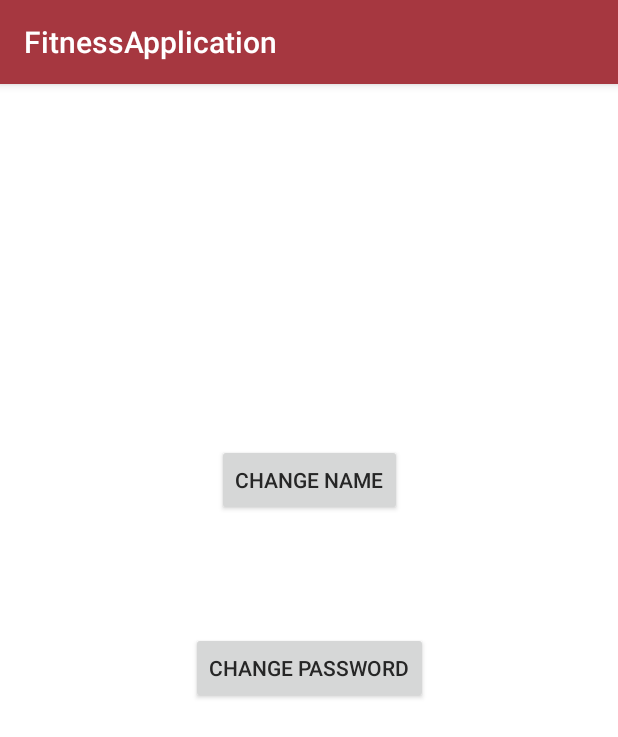
After one commit to macidori98/FitnessApplication, an Android app: the fragment TrainerSettingsFragment placed in its activity, on a phone screen of 412 x 824 dp. The commit adds this screen. Shown: the top 737 px of the screen. Run offline under Robolectric (Android 15) with nearby library versions, the phone set to English and light mode, and no system bars; our stand-ins replace Firebase (no records; nobody signed in at launch, a user with empty details on screens opened directly).

Commit message:
trainer settings class created

```diff
--- a/app/src/main/java/com/example/fitnessapplication/fragment/LoginFragment.java
+++ b/app/src/main/java/com/example/fitnessapplication/fragment/LoginFragment.java
@@ -17,7 +17,7 @@ import androidx.fragment.app.Fragment;
 
 import com.example.fitnessapplication.R;
 import com.example.fitnessapplication.fragment.trainee.TraineeHomeFragment;
-import com.example.fitnessapplication.fragment.trainer.TrainerOptionsFragment;
+import com.example.fitnessapplication.fragment.trainer.TrainerHomeFragment;
 import com.example.fitnessapplication.model.User;
 import com.example.fitnessapplication.utils.Constant;
 import com.example.fitnessapplication.utils.FragmentNavigation;
@@ -125,7 +125,7 @@ public class LoginFragment extends Fragment {
                         Constant.CURRENT_USER = user;
                         //if user is Trainer
                         if (sUserRole.equals(Constant.TRAINER)) {
-                            FragmentNavigation.getInstance(getContext()).replaceFragment(new TrainerOptionsFragment(), R.id.content_fragment);
+                            FragmentNavigation.getInstance(getContext()).replaceFragment(new TrainerHomeFragment(), R.id.content_fragment);
                         } else {
                             /*FirebaseDatabase p = FirebaseDatabase.getInstance();
                             DatabaseReference ref = p.getReference(Constant.EXERCISE_VIDEO);
--- /dev/null
+++ b/app/src/main/java/com/example/fitnessapplication/fragment/trainer/TrainerSettingsFragment.java
@@ -0,0 +1,31 @@
+package com.example.fitnessapplication.fragment.trainer;
+
+import android.os.Bundle;
+import android.view.LayoutInflater;
+import android.view.View;
+import android.view.ViewGroup;
+
+import androidx.annotation.NonNull;
+import androidx.annotation.Nullable;
+import androidx.fragment.app.Fragment;
+
+import com.example.fitnessapplication.R;
+
+public class TrainerSettingsFragment extends Fragment {
+    public static final String TAG = TrainerSettingsFragment.class.getSimpleName();
+
+    private View view;
+
+
+    @Nullable
+    @Override
+    public View onCreateView(@NonNull LayoutInflater inflater, @Nullable ViewGroup container, @Nullable Bundle savedInstanceState) {
+        view = inflater.inflate(R.layout.fragment_trainer_settings, container, false);
+        initializeElements(view);
+        return view;
+    }
+
+    private void initializeElements(View view){
+
+    }
+}
--- a/app/src/main/java/com/example/fitnessapplication/utils/FragmentNavigation.java
+++ b/app/src/main/java/com/example/fitnessapplication/utils/FragmentNavigation.java
@@ -20,7 +20,7 @@ import com.example.fitnessapplication.fragment.trainee.TraineeSettingsFragment;
 import com.example.fitnessapplication.fragment.trainee.TraineeTrainerMyContentFragment;
 import com.example.fitnessapplication.fragment.trainee.TraineeTrainersFragment;
 import com.example.fitnessapplication.fragment.trainer.TrainerMyContentFragment;
-import com.example.fitnessapplication.fragment.trainer.TrainerOptionsFragment;
+import com.example.fitnessapplication.fragment.trainer.TrainerHomeFragment;
 
 public class FragmentNavigation extends Fragment {
     public final static String TAG = FragmentNavigation.class.getSimpleName();
@@ -123,7 +123,7 @@ public class FragmentNavigation extends Fragment {
             return;
         }
 
-        if (getCurrentFragment(mMainActivityFragmentContainer) instanceof TrainerOptionsFragment) {
+        if (getCurrentFragment(mMainActivityFragmentContainer) instanceof TrainerHomeFragment) {
             popBackstack();
             return;
         }
--- a/app/src/main/res/layout/fragment_trainer_settings.xml
+++ b/app/src/main/res/layout/fragment_trainer_settings.xml
@@ -1,4 +1,34 @@
 <?xml version="1.0" encoding="utf-8"?>
 <androidx.constraintlayout.widget.ConstraintLayout xmlns:android="http://schemas.android.com/apk/res/android"
+    xmlns:tools="http://schemas.android.com/tools"
     android:layout_width="match_parent"
-    android:layout_height="match_parent" />
+    android:layout_height="match_parent"
+    xmlns:app="http://schemas.android.com/apk/res-auto">
+
+    <!--change name, change password-->
+
+
+    <Button
+        android:id="@+id/button_trainer_settings_change_name"
+        android:layout_width="wrap_content"
+        android:layout_height="wrap_content"
+        android:layout_marginTop="240dp"
+        android:text="@string/change_name"
+        android:textColor="@color/colorText"
+        app:layout_constraintEnd_toEndOf="parent"
+        app:layout_constraintStart_toStartOf="parent"
+        app:layout_constraintTop_toTopOf="parent" />
+
+    <Button
+        android:id="@+id/button_trainer_settings_change_password"
+        android:layout_width="wrap_content"
+        android:layout_height="wrap_content"
+        android:text="@string/change_password"
+        app:layout_constraintBottom_toBottomOf="parent"
+        android:textColor="@color/colorText"
+        app:layout_constraintEnd_toEndOf="parent"
+        app:layout_constraintHorizontal_bias="0.501"
+        app:layout_constraintStart_toStartOf="parent"
+        app:layout_constraintTop_toBottomOf="@+id/button_trainer_settings_change_name"
+        app:layout_constraintVertical_bias="0.179" />
+</androidx.constraintlayout.widget.ConstraintLayout>
```
Also changed, not shown: app/src/main/java/com/example/fitnessapplication/fragment/trainer/TrainerHomeFragment.java (added, +60 -0 lines), app/src/main/java/com/example/fitnessapplication/fragment/trainer/TrainerOptionsFragment.java (deleted, +0 -60 lines).
